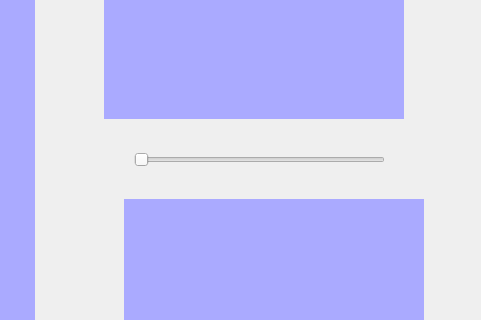
This is task1.ui in youssefshawki9/Photo_Editor as Qt 5 draws it before an edit; both pictures show x 576 to 1057 and y 220 to 540 of the 1057 by 777 pixel window. The edited form follows.
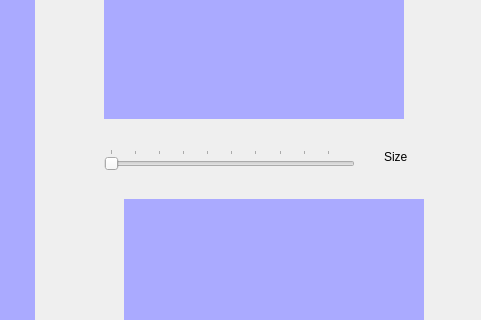
This is the edited form. Custom widgets are drawn as their Qt base class.

Patch:
```diff
--- a/task1.ui
+++ b/task1.ui
@@ -147,14 +147,42 @@
    <widget class="QSlider" name="filterSize">
     <property name="geometry">
      <rect>
-      <x>710</x>
+      <x>680</x>
       <y>350</y>
       <width>251</width>
       <height>22</height>
      </rect>
     </property>
+    <property name="minimum">
+     <number>1</number>
+    </property>
+    <property name="singleStep">
+     <number>4</number>
+    </property>
+    <property name="value">
+     <number>1</number>
+    </property>
     <property name="orientation">
      <enum>Qt::Horizontal</enum>
+    </property>
+    <property name="tickPosition">
+     <enum>QSlider::TicksAbove</enum>
+    </property>
+    <property name="tickInterval">
+     <number>10</number>
+    </property>
+   </widget>
+   <widget class="QLabel" name="sliderValue">
+    <property name="geometry">
+     <rect>
+      <x>960</x>
+      <y>350</y>
+      <width>41</width>
+      <height>16</height>
+     </rect>
+    </property>
+    <property name="text">
+     <string>Size</string>
     </property>
    </widget>
   </widget>
```
